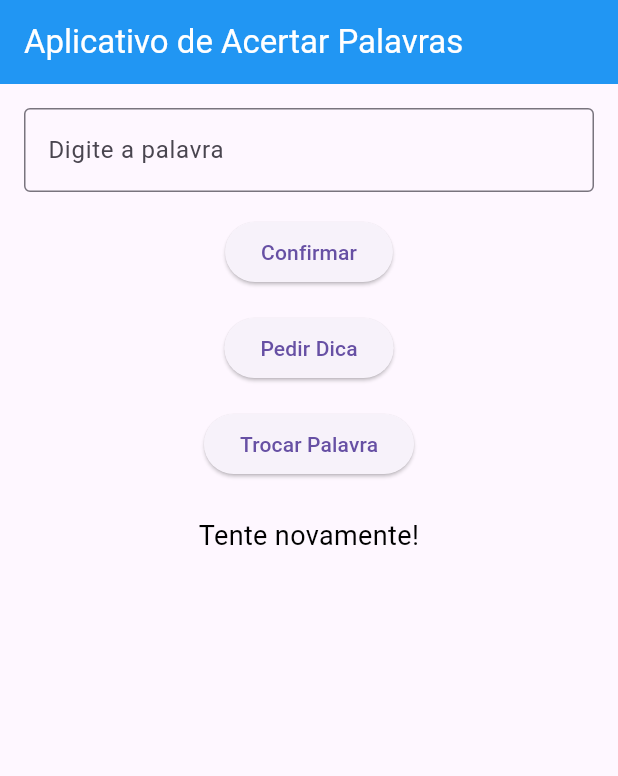
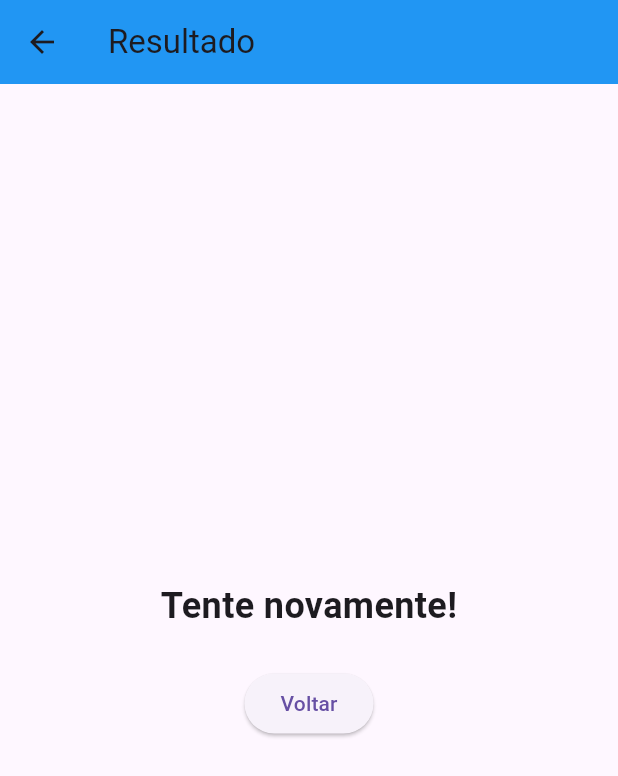
Before and after one commit to LuizinDaGoiaba/acerta-palavra, a Flutter app: the screen it shows after launch, after a tap on "Confirmar", on a phone screen of 412 x 824 dp. Shown: the top 776 px of the screen. Run offline on Flutter 3.47's test engine with Material 3 defaults, Android fonts, the phone set to English and light mode, and no system bars.

Commit message:
mensagem de erro em outra pagina

```diff
--- a/lib/home.dart
+++ b/lib/home.dart
@@ -9,7 +9,6 @@ class HomePage extends StatefulWidget {
 }
 
 class _HomePageState extends State<HomePage> {
-
   final Map<String, List<String>> palavras = {
     "Estojo": [
       "Usado para guardar materiais escolares",
@@ -27,28 +26,27 @@ class _HomePageState extends State<HomePage> {
 
   String palavraAtual = "Estojo";
   int dicaIndex = 0;
-  String mensagem = "";
-
   final TextEditingController _controller = TextEditingController();
 
   void verificarPalavra() {
-    if (_controller.text.trim().toLowerCase() ==
-        palavraAtual.toLowerCase()) {
-      setState(() {
-        mensagem = "Parabéns! Você acertou!";
-      });
-    } else {
-      setState(() {
-        mensagem = "Tente novamente!";
-      });
-    }
+    bool acertou = _controller.text.trim().toLowerCase() ==
+        palavraAtual.toLowerCase();
+
+    Navigator.pushNamed(
+      context,
+      '/resultado',
+      arguments: acertou ? "Parabéns! Você acertou!" : "Tente novamente!",
+    );
   }
 
   void mostrarDica() {
     setState(() {
       dicaIndex = (dicaIndex + 1) % palavras[palavraAtual]!.length;
-      mensagem = palavras[palavraAtual]![dicaIndex];
     });
+
+    ScaffoldMessenger.of(context).showSnackBar(
+      SnackBar(content: Text(palavras[palavraAtual]![dicaIndex])),
+    );
   }
 
   void trocarPalavra() {
@@ -56,17 +54,15 @@ class _HomePageState extends State<HomePage> {
       List<String> keys = palavras.keys.toList();
       palavraAtual = keys[Random().nextInt(keys.length)];
       dicaIndex = 0;
-      mensagem = "Nova palavra escolhida!";
       _controller.clear();
     });
   }
-
 
   @override
   Widget build(BuildContext context) {
     return Scaffold(
       appBar: AppBar(
-        title: Text(
+        title: const Text(
           "Aplicativo de Acertar Palavras",
           style: TextStyle(color: Colors.white),
         ),
@@ -79,39 +75,25 @@ class _HomePageState extends State<HomePage> {
           children: [
             TextField(
               controller: _controller,
-              decoration: InputDecoration(
+              decoration: const InputDecoration(
                 border: OutlineInputBorder(),
                 labelText: "Digite a palavra",
               ),
             ),
-
-            SizedBox(height: 16),
-
+            const SizedBox(height: 16),
             ElevatedButton(
               onPressed: verificarPalavra,
-              child: Text("Confirmar"),
+              child: const Text("Confirmar"),
             ),
-
-            SizedBox(height: 16),
-
+            const SizedBox(height: 16),
             ElevatedButton(
               onPressed: mostrarDica,
-              child: Text("Pedir Dica"),
+              child: const Text("Pedir Dica"),
             ),
-
-            SizedBox(height: 16),
-
+            const SizedBox(height: 16),
             ElevatedButton(
               onPressed: trocarPalavra,
-              child: Text("Trocar Palavra"),
-            ),
-
-            SizedBox(height: 24),
-
-            Text(
-              mensagem,
-              style: TextStyle(fontSize: 18, color: Colors.black),
-              textAlign: TextAlign.center,
+              child: const Text("Trocar Palavra"),
             ),
           ],
         ),
--- a/lib/main.dart
+++ b/lib/main.dart
@@ -1,10 +1,15 @@
 import 'package:flutter/material.dart';
 import 'home.dart';
-import 'dart:math';
+import 'resultado.dart';
 
 void main() {
   runApp(MaterialApp(
     home: HomePage(),
     debugShowCheckedModeBanner: false,
+    initialRoute: '/home',
+    routes: {
+      '/home': (context) => HomePage(),
+      '/resultado': (context) => ResultadoPage(),
+    },
   ));
 }
--- /dev/null
+++ b/lib/resultado.dart
@@ -0,0 +1,36 @@
+import 'package:flutter/material.dart';
+
+class ResultadoPage extends StatelessWidget {
+  const ResultadoPage({super.key});
+
+  @override
+  Widget build(BuildContext context) {
+    final String mensagem = ModalRoute.of(context)!.settings.arguments as String;
+
+    return Scaffold(
+      appBar: AppBar(
+        title: const Text("Resultado"),
+        backgroundColor: Colors.blue,
+      ),
+      body: Center(
+        child: Column(
+          mainAxisAlignment: MainAxisAlignment.center,
+          children: [
+            Text(
+              mensagem,
+              style: const TextStyle(fontSize: 24, fontWeight: FontWeight.bold),
+              textAlign: TextAlign.center,
+            ),
+            const SizedBox(height: 24),
+            ElevatedButton(
+              onPressed: () {
+                Navigator.pop(context);
+              },
+              child: const Text("Voltar"),
+            ),
+          ],
+        ),
+      ),
+    );
+  }
+}
```
